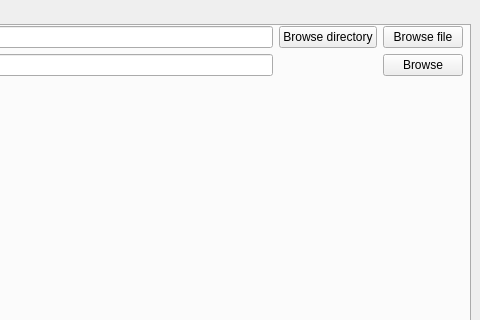
Before: the Qt Designer form tools/launcher/launcherwindow.ui in OpenApoc/OpenApoc, drawn with Qt 5; both pictures show x 320 to 800 and y 0 to 320 of the 800 by 575 pixel window.
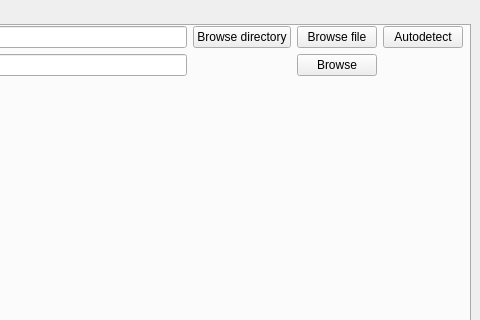
After: the same form once the commit is applied. The open tabs and pages were chosen to show the change.

The edit to the form file:
```diff
--- a/tools/launcher/launcherwindow.ui
+++ b/tools/launcher/launcherwindow.ui
@@ -176,6 +176,13 @@
        </rect>
       </property>
       <layout class="QGridLayout" name="gridLayout">
+       <item row="0" column="4">
+        <widget class="QPushButton" name="autodetectButton">
+         <property name="text">
+          <string>Autodetect</string>
+         </property>
+        </widget>
+       </item>
        <item row="2" column="1">
         <widget class="QLineEdit" name="dataPath"/>
        </item>
```
